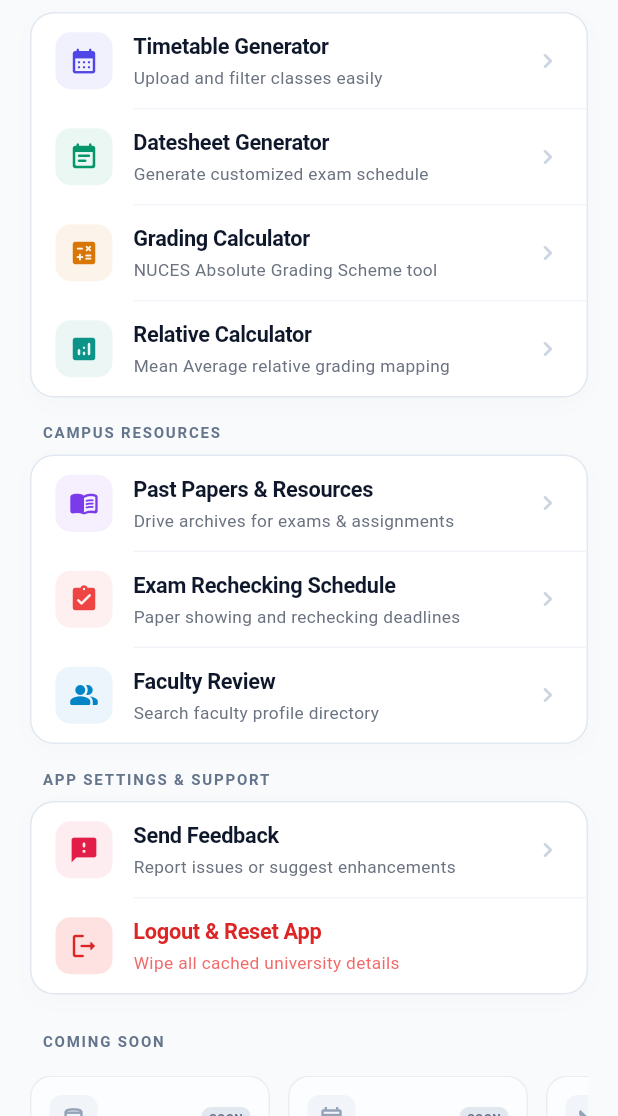
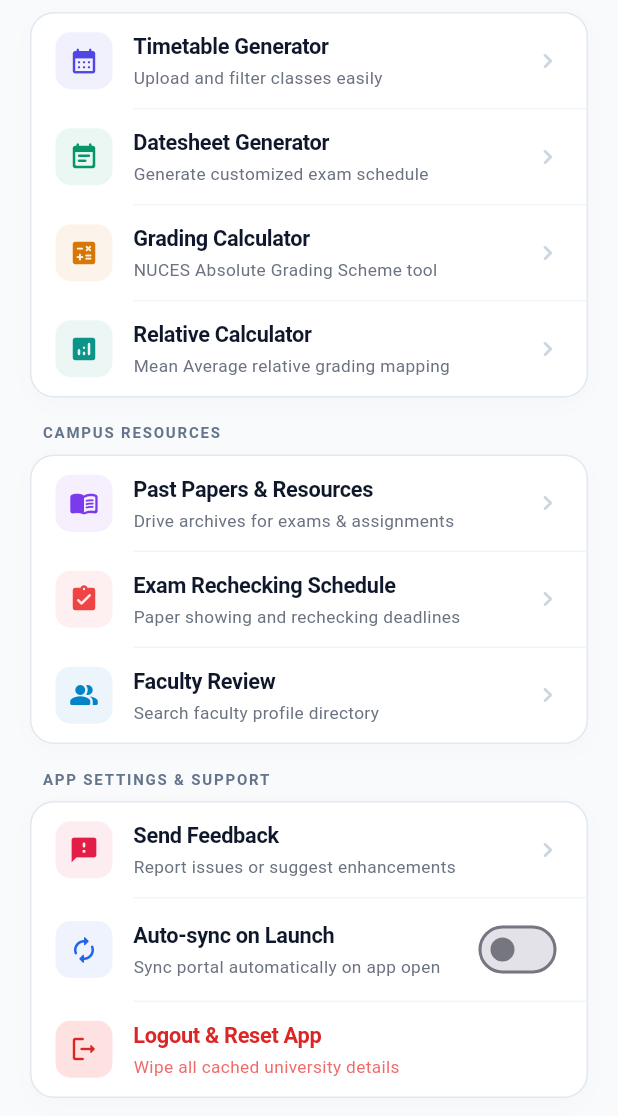
Before and after one commit to Muhammad-Umer34/Flex-Connect, a Flutter app: the MoreScreen screen opened directly, on a phone screen of 412 x 824 dp, the part 120-1236 px from its top. Run offline on Flutter 3.47's test engine with Material 3 defaults, Android fonts, the phone set to English and light mode, and no system bars; our stand-ins replace file_picker, pdf, share_plus, shared_preferences, supabase_flutter, webview_flutter; missing offline and left inert: excel, gal, syncfusion_flutter_pdf; accounts and stored records are empty; network calls fail.

Commit message:
Release v1.0.5: iOS PWA app icon fix, auto-sync setting, dynamic transcript semester detection, vercel config

```diff
--- a/app/lib/features/more/more_screen.dart
+++ b/app/lib/features/more/more_screen.dart
@@ -248,6 +248,7 @@
                 },
                 showDivider: true,
               ),
+              _buildAutoSyncSettingTile(context, isDark: isDark),
               _buildModernTile(
                 context: context,
                 icon: Icons.logout_rounded,
@@ -298,6 +299,97 @@
           const SizedBox(height: 32),
         ],
       ),
+    );
+  }
+
+  Widget _buildAutoSyncSettingTile(BuildContext context, {required bool isDark}) {
+    return StatefulBuilder(
+      builder: (context, setState) {
+        return FutureBuilder<SharedPreferences>(
+          future: SharedPreferences.getInstance(),
+          builder: (context, snapshot) {
+            final prefs = snapshot.data;
+            final isAutoSyncEnabled = prefs?.getBool('auto_sync_on_launch') ?? false;
+
+            return Column(
+              children: [
+                Material(
+                  color: Colors.transparent,
+                  child: Padding(
+                    padding: const EdgeInsets.symmetric(horizontal: 16, vertical: 10),
+                    child: Row(
+                      children: [
+                        Container(
+                          width: 38,
+                          height: 38,
+                          decoration: BoxDecoration(
+                            color: isDark
+                                ? const Color(0xFF2563EB).withValues(alpha: 0.12)
+                                : const Color(0xFF2563EB).withValues(alpha: 0.08),
+                            borderRadius: BorderRadius.circular(10),
+                          ),
+                          child: const Center(
+                            child: Icon(
+                              Icons.autorenew_rounded,
+                              color: Color(0xFF2563EB),
+                              size: 20,
+                            ),
+                          ),
+                        ),
+                        const SizedBox(width: 14),
+                        Expanded(
+                          child: Column(
+                            crossAxisAlignment: CrossAxisAlignment.start,
+                            children: const [
+                              Text(
+                                'Auto-sync on Launch',
+                                style: TextStyle(
+                                  fontSize: 14.5,
+                                  fontWeight: FontWeight.w600,
+                                  color: Color(0xFF0F172A),
+                                  letterSpacing: -0.2,
+                                ),
+                              ),
+                              SizedBox(height: 2),
+                              Text(
+                                'Sync portal automatically on app open',
+                                style: TextStyle(
+                                  fontSize: 11.5,
+                                  color: Color(0xFF6B7280),
+                                ),
+                                maxLines: 1,
+                                overflow: TextOverflow.ellipsis,
+                              ),
+                            ],
+                          ),
+                        ),
+                        Switch.adaptive(
+                          value: isAutoSyncEnabled,
+                          activeColor: const Color(0xFF2563EB),
+                          onChanged: (value) async {
+                            if (prefs != null) {
+                              await prefs.setBool('auto_sync_on_launch', value);
+                              setState(() {});
+                            }
+                          },
+                        ),
+                      ],
+                    ),
+                  ),
+                ),
+                Padding(
+                  padding: const EdgeInsets.only(left: 68),
+                  child: Divider(
+                    height: 1,
+                    thickness: 1,
+                    color: isDark ? Colors.white.withValues(alpha: 0.04) : const Color(0xFFF1F5F9),
+                  ),
+                ),
+              ],
+            );
+          },
+        );
+      },
     );
   }
 
--- a/app/pubspec.yaml
+++ b/app/pubspec.yaml
@@ -16,7 +16,7 @@
 # https://developer.apple.com/library/archive/documentation/General/Reference/InfoPlistKeyReference/Articles/CoreFoundationKeys.html
 # In Windows, build-name is used as the major, minor, and patch parts
 # of the product and file versions while build-number is used as the build suffix.
-version: 1.0.4
+version: 1.0.5
 
 environment:
   sdk: ^3.12.1
```
Also changed, not shown: app/lib/features/auth/credential_gate.dart (+0 -9 lines), app/lib/features/home/home_screen.dart (+24 -7 lines), app/assets/logo_min.png (added), vercel.json (added), 2 other files.
